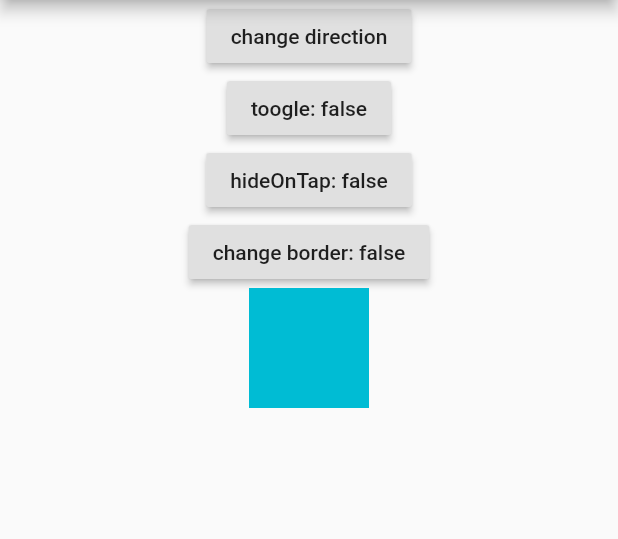
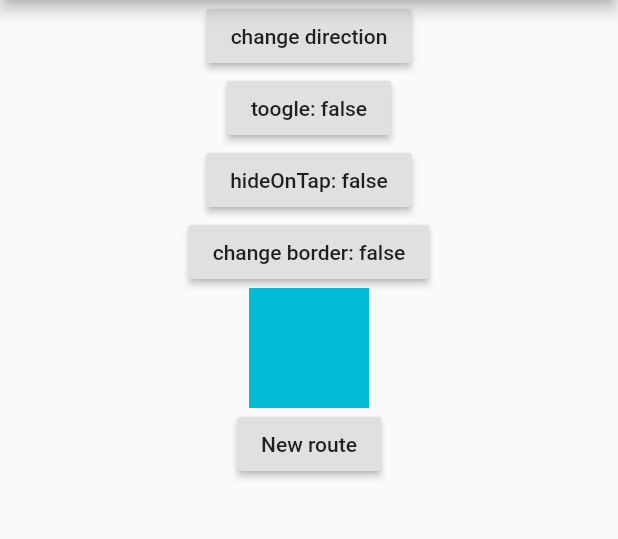
Before and after one commit to victorevox/simple_tooltp, a Flutter app: the screen it shows after launch, after a tap on "Basics", on a phone screen of 412 x 824 dp, the part 84-623 px from its top. Run offline on Flutter 3.47's test engine with Material 2 defaults, Android fonts, the phone set to English and light mode, and no system bars.

Commit message:
## [0.1.9] - 8/06/20.
* New [routeObserver] property, widget will listen for route transition and will hide tooltip when the widget's route is not active

```diff
--- a/example/lib/basics_example_page.dart
+++ b/example/lib/basics_example_page.dart
@@ -1,3 +1,4 @@
+import 'package:example/main.dart';
 import 'package:flutter/material.dart';
 import 'package:simple_tooltip/simple_tooltip.dart';
 
@@ -88,8 +89,22 @@ class _BasicsExamplePageState extends State<BasicsExamplePage> {
                     child: Text("content!"),
                     color: Colors.blue,
                   ),
+                  routeObserver: MyApp.of(context).routeObserver,
                 ),
-              )
+              ),
+              RaisedButton(
+                child: Text("New route"),
+                onPressed: () {
+                  Navigator.of(context).push(
+                    MaterialPageRoute(builder: (ctx) {
+                      return Scaffold(
+                        appBar: AppBar(),
+                        body: Placeholder(),
+                      );
+                    }),
+                  );
+                },
+              ),
             ],
           ),
         ),
--- a/example/lib/main.dart
+++ b/example/lib/main.dart
@@ -5,19 +5,53 @@ import 'package:flutter/material.dart';
 import 'package:simple_tooltip/simple_tooltip.dart';
 import 'animated_example_page.dart';
 
+final RouteObserver<PageRoute> routeObserver = RouteObserver<PageRoute>();
+
 void main() => runApp(MyApp());
 
 class MyApp extends StatelessWidget {
   // This widget is the root of your application.
   @override
   Widget build(BuildContext context) {
-    return MaterialApp(
-      title: 'Flutter Demo',
-      theme: ThemeData(
-        primarySwatch: Colors.blue,
+    RouteObserver<PageRoute> routeObserver = RouteObserver<PageRoute>();
+    return _MyAppData(
+      routeObserver: routeObserver,
+      child: MaterialApp(
+        title: 'Flutter Demo',
+        theme: ThemeData(
+          primarySwatch: Colors.blue,
+        ),
+        home: OptionsPage(),
+        navigatorObservers: [
+          routeObserver,
+        ],
       ),
-      home: OptionsPage(),
     );
+  }
+
+  static _MyAppData of(BuildContext context) {
+    return _MyAppData.of(context);
+  }
+}
+
+class _MyAppData extends InheritedWidget {
+  final RouteObserver<PageRoute> routeObserver;
+
+  _MyAppData({
+    Key key,
+    this.child,
+    this.routeObserver,
+  }) : super(key: key, child: child);
+
+  final Widget child;
+
+  static _MyAppData of(BuildContext context) {
+    return context.dependOnInheritedWidgetOfExactType<_MyAppData>();
+  }
+
+  @override
+  bool updateShouldNotify(_MyAppData oldWidget) {
+    return oldWidget.routeObserver != routeObserver;
   }
 }
 
--- a/lib/src/tooltip.dart
+++ b/lib/src/tooltip.dart
@@ -90,6 +90,11 @@ class SimpleTooltip extends StatefulWidget {
   /// defaults to [false]
   final bool hideOnTooltipTap;
 
+  ///
+  /// Pass a `RouteObserver` so that the widget will listen for route transition and will hide tooltip when
+  /// the widget's route is not active
+  final RouteObserver<PageRoute> routeObserver;
+
   SimpleTooltip({
     Key key,
     @required this.child,
@@ -118,6 +123,7 @@ class SimpleTooltip extends StatefulWidget {
     ],
     this.tooltipTap,
     this.hideOnTooltipTap = false,
+    this.routeObserver,
   })  : assert(show != null),
         super(key: key);
 
@@ -125,7 +131,7 @@ class SimpleTooltip extends StatefulWidget {
   _SimpleTooltipState createState() => _SimpleTooltipState();
 }
 
-class _SimpleTooltipState extends State<SimpleTooltip> {
+class _SimpleTooltipState extends State<SimpleTooltip> with RouteAware {
   bool _displaying = false;
 
   final LayerLink layerLink = LayerLink();
@@ -133,13 +139,21 @@ class _SimpleTooltipState extends State<SimpleTooltip> {
   // To avoid rebuild state of widget for each rebuild
   GlobalKey _transitionKey = GlobalKey();
   GlobalKey _positionerKey = GlobalKey();
+  // Key for identifying overlay for visivility detector
+  GlobalKey _visibilityKey = GlobalKey();
 
   OverlayEntry overlayEntry;
 
   @override
+  void didChangeDependencies() {
+    super.didChangeDependencies();
+    // widget.routeObserver.subscribe(this, ModalRoute.of(context));
+  }
+
+  @override
   void dispose() {
     _removeTooltip();
-
+    widget.routeObserver?.unsubscribe(this);
     super.dispose();
   }
 
@@ -150,11 +164,16 @@ class _SimpleTooltipState extends State<SimpleTooltip> {
       if (widget.show) {
         _showTooltip();
       }
+      widget.routeObserver?.subscribe(this, ModalRoute.of(context));
     });
   }
 
   @override
   void didUpdateWidget(SimpleTooltip oldWidget) {
+    if (oldWidget.routeObserver != widget.routeObserver) {
+      oldWidget.routeObserver?.unsubscribe(this);
+      widget.routeObserver?.subscribe(this, ModalRoute.of(context));
+    }
     WidgetsBinding.instance.addPostFrameCallback((_) {
       if (oldWidget.tooltipDirection != widget.tooltipDirection ||
           (oldWidget.show != widget.show && widget.show)) {
@@ -170,11 +189,6 @@ class _SimpleTooltipState extends State<SimpleTooltip> {
       }
     });
     super.didUpdateWidget(oldWidget);
-  }
-
-  @override
-  void didChangeDependencies() {
-    super.didChangeDependencies();
   }
 
   @override
@@ -194,7 +208,7 @@ class _SimpleTooltipState extends State<SimpleTooltip> {
     overlayEntry = _buildOverlay(
       buildHidding: buildHidding,
     );
-    Overlay.of(context).insert(overlayEntry);
+    Overlay.of(context, rootOverlay: false).insert(overlayEntry);
     _displaying = true;
   }
 
@@ -265,4 +279,28 @@ class _SimpleTooltipState extends State<SimpleTooltip> {
       },
     );
   }
+
+  @override
+  void didPush() {
+    // Route was pushed onto navigator and is now topmost route.
+    if (widget.show) {
+      _removeTooltip();
+      _showTooltip();
+    }
+  }
+
+  @override
+  void didPushNext() {
+    _removeTooltip();
+  }
+
+  @override
+  void didPopNext() async {
+    if (widget.show) {
+      _removeTooltip();
+      await Future.delayed(Duration(milliseconds: 100));
+      _showTooltip();
+    }
+    // Covering route was popped off the navigator.
+  }
 }
--- a/pubspec.yaml
+++ b/pubspec.yaml
@@ -1,6 +1,6 @@
 name: simple_tooltip
 description: A simple library for creating tooltips
-version: 0.1.8
+version: 0.1.9
 homepage: https://github.com/victorevox/simple_tooltp
 
 environment:
```
Also changed, not shown: example/pubspec.lock, 2 other files.
